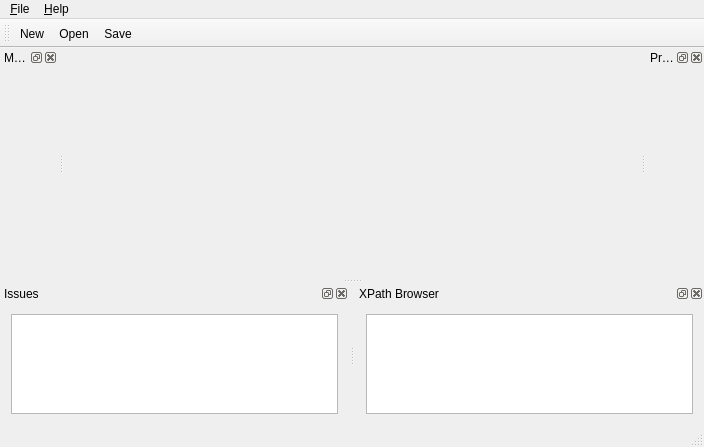
This is examples/uml/qtumleditor/mainwindow.ui in qt/qtmodeling as Qt 5 draws it before an edit. The edited form follows.
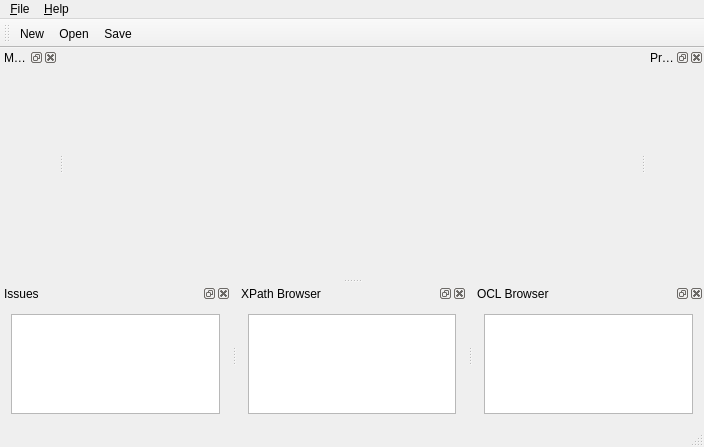
This is the edited form. Icons and pictures are not drawn. Custom widgets are drawn as their Qt base class.

Commit message: Add initial OCL browser dock

Patch:
```diff
--- a/examples/uml/qtumleditor/mainwindow.ui
+++ b/examples/uml/qtumleditor/mainwindow.ui
@@ -129,7 +129,35 @@
    <widget class="QWidget" name="dockWidgetContents_2">
     <layout class="QGridLayout" name="gridLayout_5">
      <item row="0" column="0">
-      <widget class="QTextEdit" name="textEdit">
+      <widget class="QTextEdit" name="txeXPath">
+       <property name="sizePolicy">
+        <sizepolicy hsizetype="Expanding" vsizetype="Ignored">
+         <horstretch>0</horstretch>
+         <verstretch>0</verstretch>
+        </sizepolicy>
+       </property>
+       <property name="minimumSize">
+        <size>
+         <width>0</width>
+         <height>100</height>
+        </size>
+       </property>
+      </widget>
+     </item>
+    </layout>
+   </widget>
+  </widget>
+  <widget class="QDockWidget" name="dckOcl">
+   <property name="windowTitle">
+    <string>OCL Browser</string>
+   </property>
+   <attribute name="dockWidgetArea">
+    <number>8</number>
+   </attribute>
+   <widget class="QWidget" name="dockWidgetContents_3">
+    <layout class="QGridLayout" name="gridLayout_6">
+     <item row="0" column="0">
+      <widget class="QTextEdit" name="txeOcl">
        <property name="sizePolicy">
         <sizepolicy hsizetype="Expanding" vsizetype="Ignored">
          <horstretch>0</horstretch>
```
The commit also changes 1 other file.
